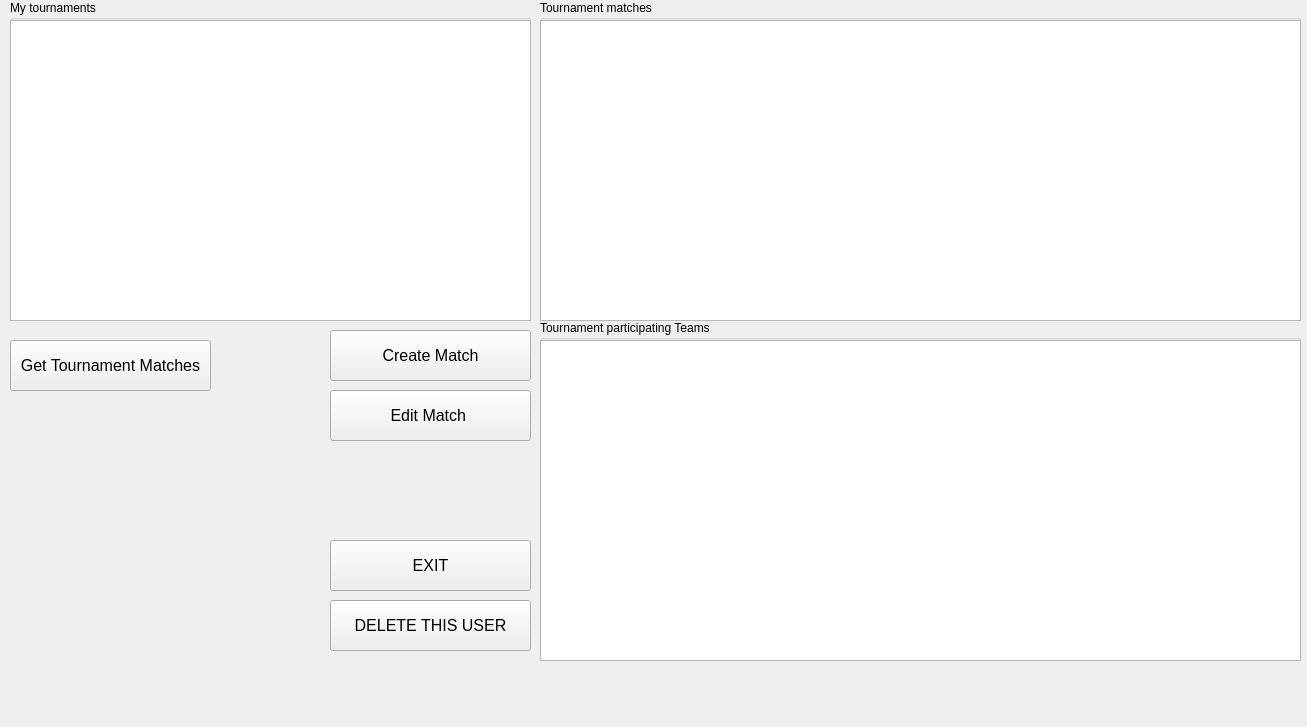
Inlucker/DataBaseCybersport, file DataBaseCybersport/TournamentWindow.ui: the form before one commit.
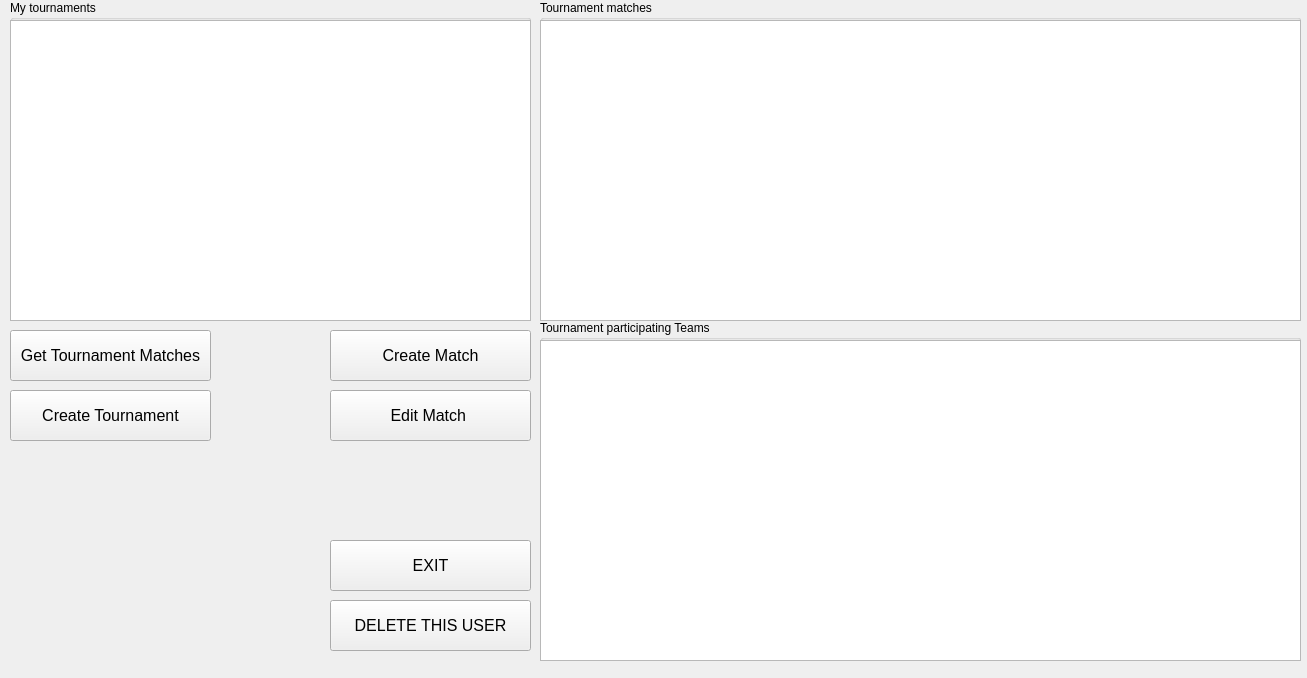
The form after the commit.

What changed in the file:
```diff
--- a/DataBaseCybersport/TournamentWindow.ui
+++ b/DataBaseCybersport/TournamentWindow.ui
@@ -7,7 +7,7 @@
     <x>0</x>
     <y>0</y>
     <width>1307</width>
-    <height>727</height>
+    <height>678</height>
    </rect>
   </property>
   <property name="windowTitle">
@@ -99,7 +99,7 @@
    <property name="geometry">
     <rect>
      <x>10</x>
-     <y>340</y>
+     <y>330</y>
      <width>201</width>
      <height>51</height>
     </rect>
@@ -172,6 +172,24 @@
     <string>Edit Match </string>
    </property>
   </widget>
+  <widget class="QPushButton" name="create_tournament_btn">
+   <property name="geometry">
+    <rect>
+     <x>10</x>
+     <y>390</y>
+     <width>201</width>
+     <height>51</height>
+    </rect>
+   </property>
+   <property name="font">
+    <font>
+     <pointsize>12</pointsize>
+    </font>
+   </property>
+   <property name="text">
+    <string>Create Tournament</string>
+   </property>
+  </widget>
  </widget>
  <resources/>
  <connections/>
```
